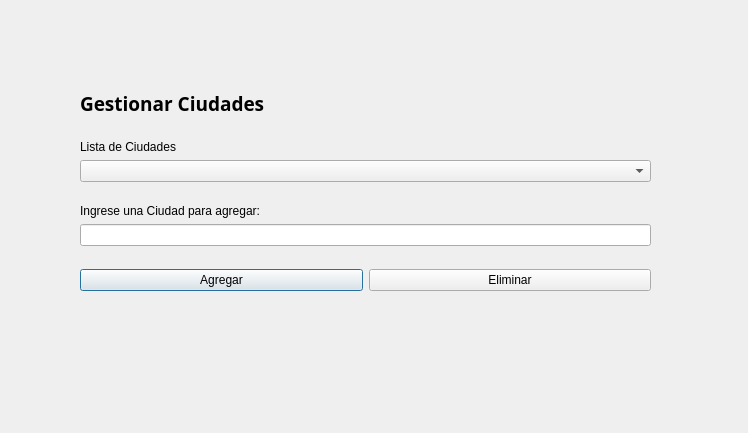
Qt form src/gui/admin.ui (EdgarPrueba/Sistema-de-Reserva-de-Vuelos) before a commit.
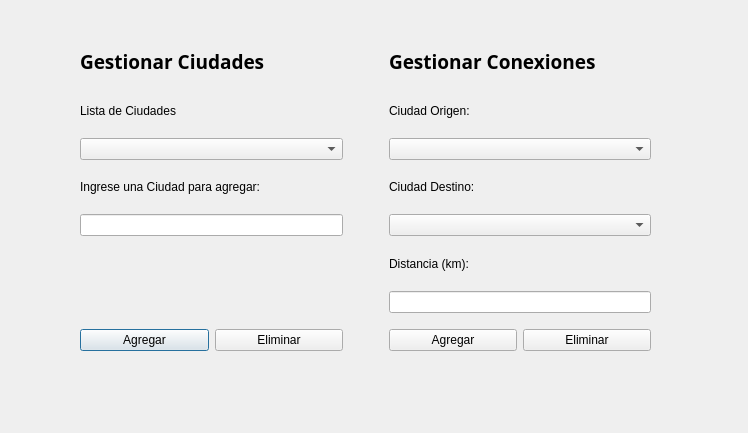
The same form after that commit.

Commit message: Modificar funcionalidad de la parte administrativa de la interfaz gráfica

```diff
--- a/src/gui/admin.ui
+++ b/src/gui/admin.ui
@@ -12,6 +12,7 @@
   </property>
   <property name="font">
    <font>
+    <weight>50</weight>
     <bold>false</bold>
    </font>
   </property>
@@ -22,18 +23,62 @@
    <property name="geometry">
     <rect>
      <x>80</x>
-     <y>90</y>
+     <y>40</y>
      <width>571</width>
-     <height>201</height>
+     <height>311</height>
     </rect>
    </property>
-   <layout class="QVBoxLayout" name="verticalLayout">
-    <item>
+   <layout class="QGridLayout" name="gridLayout">
+    <item row="2" column="2">
+     <widget class="QLabel" name="label_6">
+      <property name="text">
+       <string>Ciudad Origen:</string>
+      </property>
+     </widget>
+    </item>
+    <item row="6" column="0">
+     <widget class="QLineEdit" name="lineEditCiudad"/>
+    </item>
+    <item row="1" column="1">
+     <spacer name="horizontalSpacer">
+      <property name="orientation">
+       <enum>Qt::Horizontal</enum>
+      </property>
+      <property name="sizeType">
+       <enum>QSizePolicy::Fixed</enum>
+      </property>
+      <property name="sizeHint" stdset="0">
+       <size>
+        <width>40</width>
+        <height>10</height>
+       </size>
+      </property>
+     </spacer>
+    </item>
+    <item row="8" column="2">
+     <widget class="QLabel" name="label_8">
+      <property name="text">
+       <string>Distancia (km):</string>
+      </property>
+     </widget>
+    </item>
+    <item row="4" column="2">
+     <widget class="QLabel" name="label_7">
+      <property name="text">
+       <string>Ciudad Destino:</string>
+      </property>
+     </widget>
+    </item>
+    <item row="3" column="0">
+     <widget class="QComboBox" name="comboBoxCiudades"/>
+    </item>
+    <item row="1" column="0">
      <widget class="QLabel" name="label">
       <property name="font">
        <font>
         <family>Ubuntu Condensed</family>
         <pointsize>14</pointsize>
+        <weight>75</weight>
         <bold>true</bold>
        </font>
       </property>
@@ -54,66 +99,58 @@
       </property>
      </widget>
     </item>
-    <item>
-     <spacer name="verticalSpacer_2">
-      <property name="orientation">
-       <enum>Qt::Orientation::Vertical</enum>
+    <item row="1" column="2">
+     <widget class="QLabel" name="label_4">
+      <property name="font">
+       <font>
+        <family>Ubuntu Condensed</family>
+        <pointsize>14</pointsize>
+        <weight>75</weight>
+        <bold>true</bold>
+       </font>
       </property>
-      <property name="sizeHint" stdset="0">
-       <size>
-        <width>20</width>
-        <height>40</height>
-       </size>
-      </property>
-     </spacer>
-    </item>
-    <item>
-     <widget class="QLabel" name="label_2">
       <property name="text">
-       <string>Lista de Ciudades</string>
+       <string>Gestionar Conexiones</string>
       </property>
      </widget>
     </item>
-    <item>
-     <widget class="QComboBox" name="comboBoxCiudades"/>
+    <item row="3" column="2">
+     <widget class="QComboBox" name="comboBoxCiudadOrigen"/>
     </item>
-    <item>
-     <spacer name="verticalSpacer_3">
+    <item row="10" column="2">
+     <spacer name="verticalSpacer">
       <property name="orientation">
-       <enum>Qt::Orientation::Vertical</enum>
+       <enum>Qt::Vertical</enum>
+      </property>
+      <property name="sizeType">
+       <enum>QSizePolicy::Fixed</enum>
       </property>
       <property name="sizeHint" stdset="0">
        <size>
-        <width>20</width>
-        <height>40</height>
+        <width>10</width>
+        <height>10</height>
        </size>
       </property>
      </spacer>
     </item>
-    <item>
+    <item row="4" column="0">
      <widget class="QLabel" name="label_3">
       <property name="text">
        <string>Ingrese una Ciudad para agregar:</string>
       </property>
      </widget>
     </item>
-    <item>
-     <widget class="QLineEdit" name="lineEditCiudad"/>
+    <item row="6" column="2">
+     <widget class="QComboBox" name="comboBoxCiudadDestino"/>
     </item>
-    <item>
-     <spacer name="verticalSpacer">
-      <property name="orientation">
-       <enum>Qt::Orientation::Vertical</enum>
+    <item row="2" column="0">
+     <widget class="QLabel" name="label_2">
+      <property name="text">
+       <string>Lista de Ciudades</string>
       </property>
-      <property name="sizeHint" stdset="0">
-       <size>
-        <width>20</width>
-        <height>40</height>
-       </size>
-      </property>
-     </spacer>
+     </widget>
     </item>
-    <item>
+    <item row="12" column="0">
      <layout class="QHBoxLayout" name="horizontalLayout_2">
       <item>
        <widget class="QPushButton" name="btnAgregar">
@@ -131,6 +168,27 @@
       </item>
      </layout>
     </item>
+    <item row="9" column="2">
+     <widget class="QLineEdit" name="lineEditDistancia"/>
+    </item>
+    <item row="12" column="2">
+     <layout class="QHBoxLayout" name="horizontalLayout">
+      <item>
+       <widget class="QPushButton" name="pushButton">
+        <property name="text">
+         <string>Agregar</string>
+        </property>
+       </widget>
+      </item>
+      <item>
+       <widget class="QPushButton" name="pushButton_2">
+        <property name="text">
+         <string>Eliminar</string>
+        </property>
+       </widget>
+      </item>
+     </layout>
+    </item>
    </layout>
   </widget>
  </widget>
```
Left out of the diff: 8 changed lines with no effect on the pictures. The commit also changes 4 other files.
